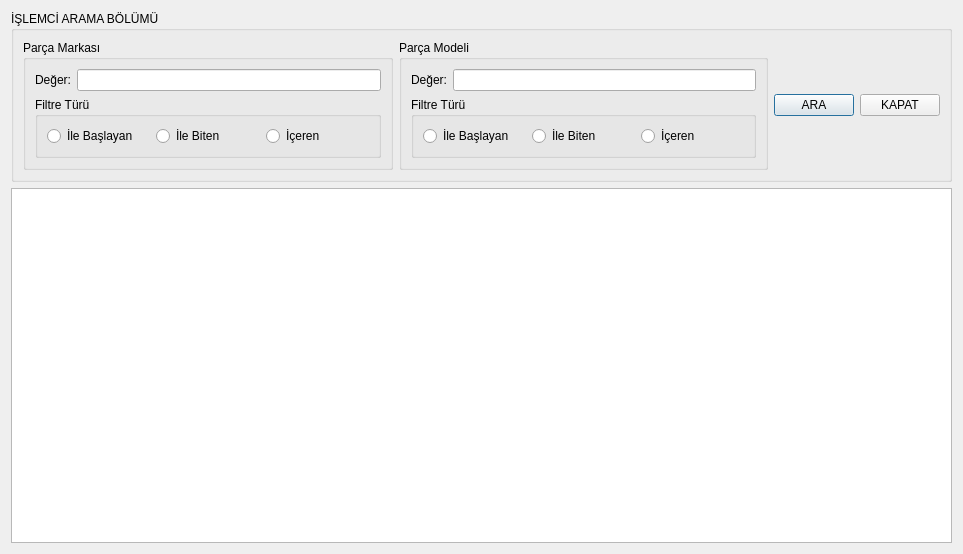
Qt form UI/ListeFormlari/tmoislemcilisteformu.ui (onur35iii/TeknolojiMarketiOtomasyonu) before a commit.
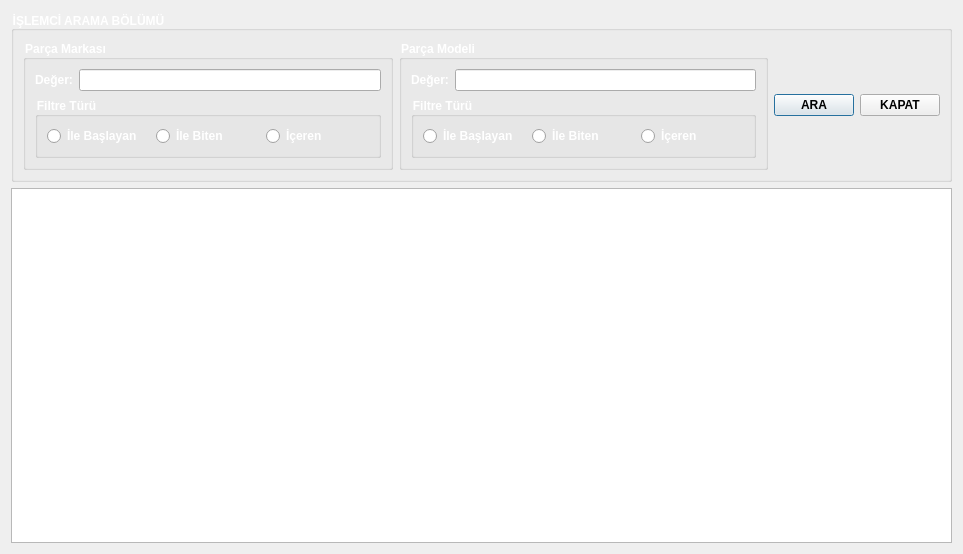
The same form after that commit. Icons and pictures are not drawn.

Diff of the .ui file:
```diff
--- a/UI/ListeFormlari/tmoislemcilisteformu.ui
+++ b/UI/ListeFormlari/tmoislemcilisteformu.ui
@@ -13,6 +13,27 @@
   <property name="windowTitle">
    <string>Dialog</string>
   </property>
+  <property name="styleSheet">
+   <string notr="true">
+TMOIslemciListeFormu{
+	background-image: url(:/resimler/islemci.jpg);
+	
+}
+
+QLabel {
+   font:Bold; 
+   color: #ffffff;
+}
+QGroupBox {
+    font:Bold;
+color: #ffffff;
+}
+QPushButton{font:Bold;}
+QRadioButton{
+    font:Bold;
+color: #ffffff;
+}</string>
+  </property>
   <layout class="QGridLayout" name="gridLayout_6">
    <item row="0" column="0">
     <widget class="QGroupBox" name="GPAramaBolumu">
```
Left out of the diff: 166 changed lines with no effect on the pictures.
